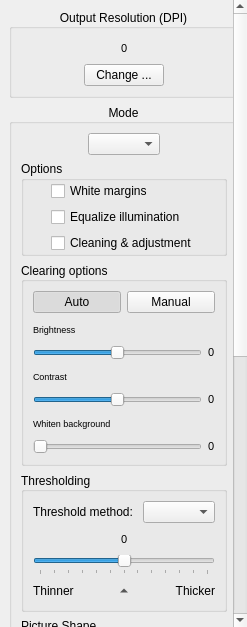
Old version of the form filters/output/ui/OutputOptionsWidget.ui in the repository 4lex4/scantailor-advanced.
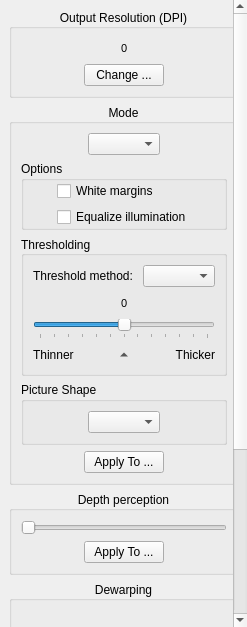
New version of the form. Icons and pictures are not drawn.

```diff
--- a/filters/output/ui/OutputOptionsWidget.ui
+++ b/filters/output/ui/OutputOptionsWidget.ui
@@ -86,9 +86,9 @@
       <property name="geometry">
        <rect>
         <x>0</x>
-        <y>-88</y>
+        <y>-202</y>
         <width>234</width>
-        <height>1090</height>
+        <height>829</height>
        </rect>
       </property>
       <layout class="QVBoxLayout" name="verticalLayout_3">
@@ -273,7 +273,7 @@
                </property>
                <property name="sizeHint" stdset="0">
                 <size>
-                 <width>13</width>
+                 <width>0</width>
                  <height>17</height>
                 </size>
                </property>
@@ -298,13 +298,6 @@
                  </property>
                 </widget>
                </item>
-               <item row="2" column="0">
-                <widget class="QCheckBox" name="cleanBackgroundCB">
-                 <property name="text">
-                  <string>Cleaning &amp;&amp; adjustment</string>
-                 </property>
-                </widget>
-               </item>
               </layout>
              </item>
              <item>
@@ -314,7 +307,7 @@
                </property>
                <property name="sizeHint" stdset="0">
                 <size>
-                 <width>13</width>
+                 <width>0</width>
                  <height>17</height>
                 </size>
                </property>
@@ -323,348 +316,6 @@
             </layout>
            </widget>
           </item>
-          <item>
-           <widget class="QGroupBox" name="clearBackgroundOptions">
-            <property name="sizePolicy">
-             <sizepolicy hsizetype="Preferred" vsizetype="Preferred">
-              <horstretch>0</horstretch>
-              <verstretch>0</verstretch>
-             </sizepolicy>
-            </property>
-            <property name="title">
-             <string>Clearing options</string>
-            </property>
-            <property name="alignment">
-             <set>Qt::AlignLeading|Qt::AlignLeft|Qt::AlignVCenter</set>
-            </property>
-            <layout class="QVBoxLayout" name="verticalLayout">
-             <item>
-              <layout class="QHBoxLayout" name="horizontalLayout_14">
-               <item>
-                <widget class="QPushButton" name="cleaningAutoBtn">
-                 <property name="text">
-                  <string>Auto</string>
-                 </property>
-                 <property name="checkable">
-                  <bool>true</bool>
-                 </property>
-                 <property name="checked">
-                  <bool>true</bool>
-                 </property>
-                 <property name="autoExclusive">
-                  <bool>true</bool>
-                 </property>
-                 <property name="autoDefault">
-                  <bool>false</bool>
-                 </property>
-                 <property name="default">
-                  <bool>false</bool>
-                 </property>
-                </widget>
-               </item>
-               <item>
-                <widget class="QPushButton" name="cleaningManualBtn">
-                 <property name="text">
-                  <string>Manual</string>
-                 </property>
-                 <property name="checkable">
-                  <bool>true</bool>
-                 </property>
-                 <property name="autoExclusive">
-                  <bool>true</bool>
-                 </property>
-                </widget>
-               </item>
-              </layout>
-             </item>
-             <item>
-              <layout class="QHBoxLayout" name="horizontalLayout_20">
-               <item>
-                <widget class="QLabel" name="cleanLowLabelCB">
-                 <property name="font">
-                  <font>
-                   <pointsize>7</pointsize>
-                  </font>
-                 </property>
-                 <property name="text">
-                  <string>Brightness</string>
-                 </property>
-                </widget>
-               </item>
-               <item>
-                <spacer name="horizontalSpacer_38">
-                 <property name="orientation">
-                  <enum>Qt::Horizontal</enum>
-                 </property>
-                 <property name="sizeHint" stdset="0">
-                  <size>
-                   <width>40</width>
-                   <height>20</height>
-                  </size>
-                 </property>
-                </spacer>
-               </item>
-              </layout>
-             </item>
-             <item>
-              <layout class="QHBoxLayout" name="horizontalLayout_23">
-               <item>
-                <widget class="QSlider" name="brightnessSlider">
-                 <property name="minimum">
-                  <number>-50</number>
-                 </property>
-                 <property name="maximum">
-                  <number>50</number>
-                 </property>
-                 <property name="pageStep">
-                  <number>10</number>
-                 </property>
-                 <property name="tracking">
-                  <bool>true</bool>
-                 </property>
-                 <property name="orientation">
-                  <enum>Qt::Horizontal</enum>
-                 </property>
-                 <property name="invertedAppearance">
-                  <bool>false</bool>
-                 </property>
-                 <property name="invertedControls">
-                  <bool>false</bool>
-                 </property>
-                 <property name="tickPosition">
-                  <enum>QSlider::NoTicks</enum>
-                 </property>
-                </widget>
-               </item>
-               <item>
-                <widget class="QLabel" name="brightnessLabel">
-                 <property name="minimumSize">
-                  <size>
-                   <width>0</width>
-                   <height>0</height>
-                  </size>
-                 </property>
-                 <property name="font">
-                  <font>
-                   <pointsize>8</pointsize>
-                  </font>
-                 </property>
-                 <property name="frameShape">
-                  <enum>QFrame::NoFrame</enum>
-                 </property>
-                 <property name="lineWidth">
-                  <number>0</number>
-                 </property>
-                 <property name="midLineWidth">
-                  <number>0</number>
-                 </property>
-                 <property name="text">
-                  <string>0</string>
-                 </property>
-                 <property name="alignment">
-                  <set>Qt::AlignLeading|Qt::AlignLeft|Qt::AlignVCenter</set>
-                 </property>
-                </widget>
-               </item>
-              </layout>
-             </item>
-             <item>
-              <layout class="QHBoxLayout" name="horizontalLayout_26">
-               <item>
-                <widget class="QLabel" name="cleanLowLabelCB_2">
-                 <property name="font">
-                  <font>
-                   <pointsize>7</pointsize>
-                  </font>
-                 </property>
-                 <property name="text">
-                  <string>Contrast</string>
-                 </property>
-                </widget>
-               </item>
-               <item>
-                <spacer name="horizontalSpacer_42">
-                 <property name="orientation">
-                  <enum>Qt::Horizontal</enum>
-                 </property>
-                 <property name="sizeHint" stdset="0">
-                  <size>
-                   <width>40</width>
-                   <height>20</height>
-                  </size>
-                 </property>
-                </spacer>
-               </item>
-              </layout>
-             </item>
-             <item>
-              <layout class="QHBoxLayout" name="horizontalLayout_25">
-               <item>
-                <widget class="QSlider" name="contrastSlider">
-                 <property name="minimum">
-                  <number>-50</number>
-                 </property>
-                 <property name="maximum">
-                  <number>50</number>
-                 </property>
-                 <property name="pageStep">
-                  <number>10</number>
-                 </property>
-                 <property name="sliderPosition">
-                  <number>0</number>
-                 </property>
-                 <property name="tracking">
-                  <bool>true</bool>
-                 </property>
-                 <property name="orientation">
-                  <enum>Qt::Horizontal</enum>
-                 </property>
-                 <property name="invertedAppearance">
-                  <bool>false</bool>
-                 </property>
-                 <property name="invertedControls">
-                  <bool>false</bool>
-                 </property>
-                 <property name="tickPosition">
-                  <enum>QSlider::NoTicks</enum>
-                 </property>
-                </widget>
-               </item>
-               <item>
-                <widget class="QLabel" name="contrastLabel">
-                 <property name="minimumSize">
-                  <size>
-                   <width>0</width>
-                   <height>0</height>
-                  </size>
-                 </property>
-                 <property name="font">
-                  <font>
-                   <pointsize>8</pointsize>
-                  </font>
-                 </property>
-                 <property name="frameShape">
-                  <enum>QFrame::NoFrame</enum>
-                 </property>
-                 <property name="lineWidth">
-                  <number>0</number>
-                 </property>
-                 <property name="midLineWidth">
-                  <number>0</number>
-                 </property>
-                 <property name="text">
-                  <string>0</string>
-                 </property>
-                 <property name="alignment">
-                  <set>Qt::AlignLeading|Qt::AlignLeft|Qt::AlignVCenter</set>
-                 </property>
-                </widget>
-               </item>
-              </layout>
-             </item>
-             <item>
-              <layout class="QHBoxLayout" name="horizontalLayout_12">
-               <item>
-                <widget class="QLabel" name="cleanHighLabelCB">
-                 <property name="font">
-                  <font>
-                   <pointsize>7</pointsize>
-                  </font>
-                 </property>
-                 <property name="text">
-                  <string>Whiten background</string>
-                 </property>
-                </widget>
-               </item>
-               <item>
-                <spacer name="horizontalSpacer_21">
-                 <property name="orientation">
-                  <enum>Qt::Horizontal</enum>
-                 </property>
-                 <property name="sizeHint" stdset="0">
-                  <size>
-                   <width>40</width>
-                   <height>20</height>
-                  </size>
-                 </property>
-                </spacer>
-               </item>
-              </layout>
-             </item>
-             <item>
-              <layout class="QHBoxLayout" name="horizontalLayout_24">
-               <item>
-                <widget class="QSlider" name="whitenThresholdSlider">
-                 <property name="minimum">
-                  <number>0</number>
-                 </property>
-                 <property name="maximum">
-                  <number>65</number>
-                 </property>
-                 <property name="pageStep">
-                  <number>5</number>
-                 </property>
-                 <property name="sliderPosition">
-                  <number>0</number>
-                 </property>
-                 <property name="tracking">
-                  <bool>true</bool>
-                 </property>
-                 <property name="orientation">
-                  <enum>Qt::Horizontal</enum>
-                 </property>
-                 <property name="invertedAppearance">
-                  <bool>false</bool>
-                 </property>
-                 <property name="invertedControls">
-                  <bool>false</bool>
-                 </property>
-                 <property name="tickPosition">
-                  <enum>QSlider::NoTicks</enum>
-                 </property>
-                </widget>
-               </item>
-               <item>
-                <widget class="QLabel" name="whitenThresholdLabel">
-                 <property name="minimumSize">
-                  <size>
-                   <width>0</width>
-                   <height>0</height>
-                  </size>
-                 </property>
-                 <property name="font">
-                  <font>
-                   <pointsize>8</pointsize>
-                  </font>
-                 </property>
-                 <property name="autoFillBackground">
-                  <bool>false</bool>
-                 </property>
-                 <property name="frameShape">
-                  <enum>QFrame::NoFrame</enum>
-                 </property>
-                 <property name="frameShadow">
-                  <enum>QFrame::Plain</enum>
-                 </property>
-                 <property name="lineWidth">
-                  <number>0</number>
-                 </property>
-                 <property name="midLineWidth">
-                  <number>0</number>
-                 </property>
-                 <property name="text">
-                  <string>0</string>
-                 </property>
-                 <property name="alignment">
-                  <set>Qt::AlignLeading|Qt::AlignLeft|Qt::AlignVCenter</set>
-                 </property>
-                </widget>
-               </item>
-              </layout>
-             </item>
-            </layout>
-           </widget>
-          </item>
           <item>
            <widget class="QGroupBox" name="bwOptions">
             <property name="title">
@@ -696,7 +347,7 @@
                  </property>
                  <property name="sizeHint" stdset="0">
                   <size>
-                   <width>40</width>
+                   <width>0</width>
                    <height>20</height>
                   </size>
                  </property>
@@ -713,7 +364,7 @@
                  </property>
                  <property name="sizeHint" stdset="0">
                   <size>
-                   <width>40</width>
+                   <width>0</width>
                    <height>20</height>
                   </size>
                  </property>
@@ -741,7 +392,7 @@
                  </property>
                  <property name="sizeHint" stdset="0">
                   <size>
-                   <width>40</width>
+                   <width>0</width>
                    <height>20</height>
                   </size>
                  </property>
@@ -844,7 +495,7 @@
                  </property>
                  <property name="sizeHint" stdset="0">
                   <size>
-                   <width>40</width>
+                   <width>0</width>
                    <height>20</height>
                   </size>
                  </property>
@@ -860,7 +511,7 @@
                  </property>
                  <property name="sizeHint" stdset="0">
                   <size>
-                   <width>40</width>
+                   <width>0</width>
                    <height>20</height>
                   </size>
                  </property>
@@ -951,7 +602,7 @@
               </property>
               <property name="sizeHint" stdset="0">
                <size>
-                <width>40</width>
+                <width>0</width>
                 <height>20</height>
                </size>
               </property>
@@ -971,7 +622,7 @@
               </property>
               <property name="sizeHint" stdset="0">
                <size>
-                <width>40</width>
+                <width>0</width>
                 <height>20</height>
                </size>
               </property>
@@ -1317,7 +968,7 @@
          </property>
          <property name="sizeHint" stdset="0">
           <size>
-           <width>20</width>
+           <width>0</width>
            <height>40</height>
           </size>
          </property>
```
Left out of the diff: 12 changed lines with no effect on the pictures.
